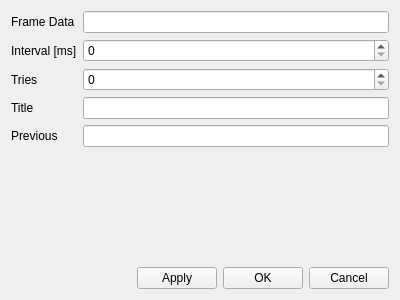
Above: QLinReadByID/settingsdialog.ui from pr4u4t/automatron3000 before the change. Below: the same form after it.
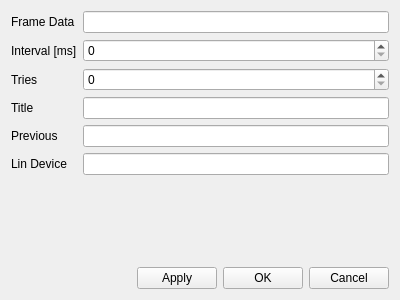
That is the form after the change. Custom widgets are drawn as their Qt base class.

What changed in the file:
```diff
--- a/QLinReadByID/settingsdialog.ui
+++ b/QLinReadByID/settingsdialog.ui
@@ -66,6 +66,16 @@
      <item row="6" column="1">
       <widget class="QLineEdit" name="previousEdit"/>
      </item>
+     <item row="7" column="0">
+      <widget class="QLabel" name="label_6">
+       <property name="text">
+        <string>Lin Device</string>
+       </property>
+      </widget>
+     </item>
+     <item row="7" column="1">
+      <widget class="QLineEdit" name="linEdit"/>
+     </item>
     </layout>
    </item>
    <item>
```
